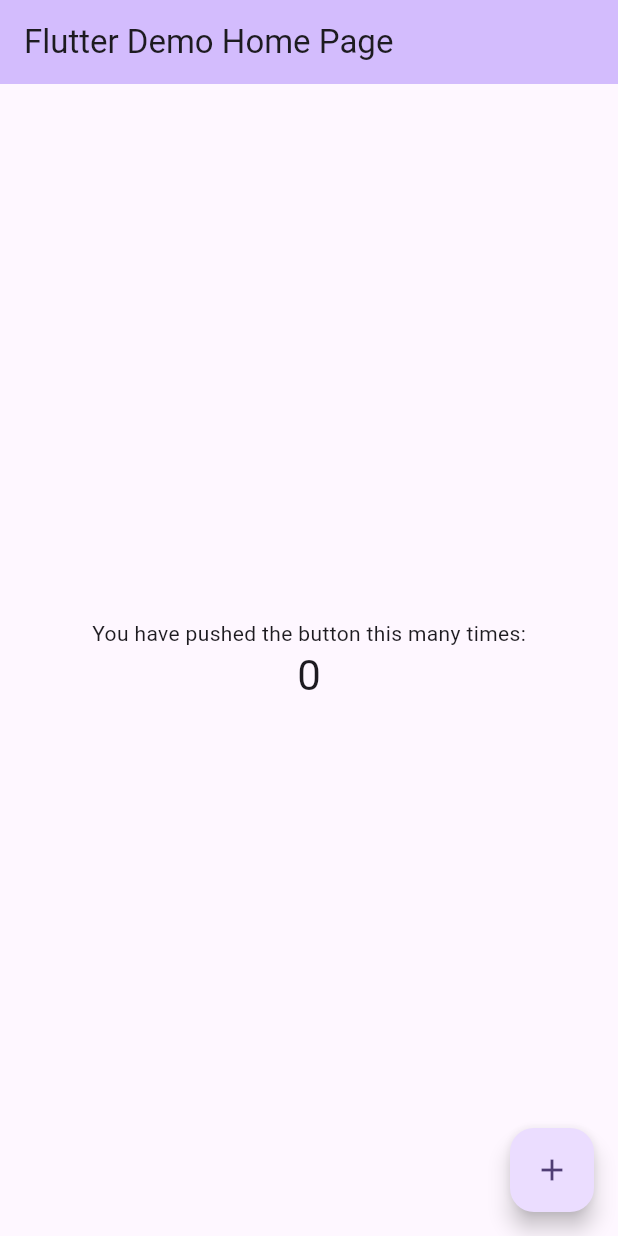
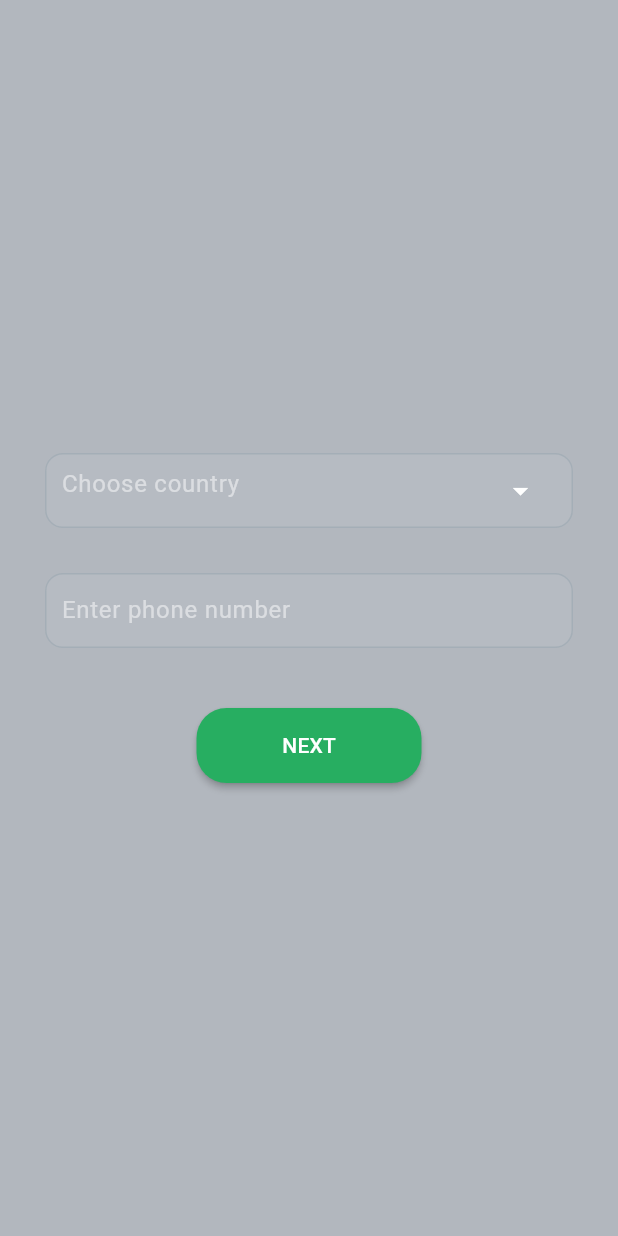
Before and after one commit to TalhaIL/CLUB_92, a Flutter app: the screen it shows after launch, on a phone screen of 412 x 824 dp. Run offline on Flutter 3.47's test engine with Material 3 defaults, Android fonts, the light colour scheme and no system bars; our stand-ins replace get.

Commit message:
First Three Pages completed

```diff
--- /dev/null
+++ b/lib/components/reusableWidgets/custom_button.dart
@@ -0,0 +1,29 @@
+import 'package:club_92/utils/const.dart';
+import 'package:flutter/material.dart';
+
+class CustomMaterialButton extends StatelessWidget {
+  final void Function()? onPress;
+  final String text;
+  const CustomMaterialButton({
+    super.key,
+    required this.onPress,
+    required this.text,
+  });
+
+  @override
+  Widget build(BuildContext context) {
+    return MaterialButton(
+      minWidth: 150,
+      height: 50,
+      shape: RoundedRectangleBorder(
+        borderRadius: BorderRadius.circular(20),
+      ),
+      color: greenColor,
+      onPressed: onPress,
+      child: Text(
+        text,
+        style: const TextStyle(color: Colors.white),
+      ),
+    );
+  }
+}
--- /dev/null
+++ b/lib/components/reusableWidgets/custom_textfield.dart
@@ -0,0 +1,48 @@
+import 'package:club_92/utils/const.dart';
+import 'package:flutter/material.dart';
+
+class CustomTextField extends StatelessWidget {
+  final String hintText;
+  final bool isReadOnly;
+  final bool? isEnabled;
+  final IconButton? icon;
+  const CustomTextField(
+      {super.key,
+      required this.hintText,
+      this.isEnabled,
+      this.isReadOnly = false,
+      this.icon});
+
+  @override
+  Widget build(BuildContext context) {
+    return Container(
+      height: 50,
+      decoration: BoxDecoration(
+        borderRadius: BorderRadius.circular(12),
+        color: textFieldColor,
+        border: Border.all(
+          color: Colors.blueGrey.withOpacity(
+            0.2,
+          ),
+          width: 1.0,
+        ),
+      ),
+      child: Padding(
+        padding: const EdgeInsets.symmetric(horizontal: 10),
+        child: TextFormField(
+          enabled: isEnabled,
+          readOnly: isReadOnly,
+          cursorColor: Colors.white,
+          decoration: InputDecoration(
+            hintText: hintText,
+            hintStyle: TextStyle(
+              color: Colors.white.withOpacity(0.5),
+            ),
+            border: InputBorder.none,
+            suffixIcon: icon,
+          ),
+        ),
+      ),
+    );
+  }
+}
--- a/lib/main.dart
+++ b/lib/main.dart
@@ -1,4 +1,7 @@
+import 'package:club_92/screens/choose_country.dart';
+import 'package:club_92/utils/const.dart';
 import 'package:flutter/material.dart';
+import 'package:get/get.dart';
 
 void main() {
   runApp(const MyApp());
@@ -7,120 +10,17 @@
 class MyApp extends StatelessWidget {
   const MyApp({super.key});
 
-  // This widget is the root of your application.
   @override
   Widget build(BuildContext context) {
-    return MaterialApp(
+    return GetMaterialApp(
+      darkTheme: ThemeData.dark(),
       debugShowCheckedModeBanner: false,
       title: 'Club 92',
       theme: ThemeData(
-        // This is the theme of your application.
-        //
-        // TRY THIS: Try running your application with "flutter run". You'll see
-        // the application has a purple toolbar. Then, without quitting the app,
-        // try changing the seedColor in the colorScheme below to Colors.green
-        // and then invoke "hot reload" (save your changes or press the "hot
-        // reload" button in a Flutter-supported IDE, or press "r" if you used
-        // the command line to start the app).
-        //
-        // Notice that the counter didn't reset back to zero; the application
-        // state is not lost during the reload. To reset the state, use hot
-        // restart instead.
-        //
-        // This works for code too, not just values: Most code changes can be
-        // tested with just a hot reload.
-        colorScheme: ColorScheme.fromSeed(seedColor: Colors.deepPurple),
+        scaffoldBackgroundColor: appColor,
         useMaterial3: true,
       ),
-      home: const MyHomePage(title: 'Flutter Demo Home Page'),
+      home: const ChooseCountry(),
     );
   }
 }
-
-class MyHomePage extends StatefulWidget {
-  const MyHomePage({super.key, required this.title});
-
-  // This widget is the home page of your application. It is stateful, meaning
-  // that it has a State object (defined below) that contains fields that affect
-  // how it looks.
-
-  // This class is the configuration for the state. It holds the values (in this
-  // case the title) provided by the parent (in this case the App widget) and
-  // used by the build method of the State. Fields in a Widget subclass are
-  // always marked "final".
-
-  final String title;
-
-  @override
-  State<MyHomePage> createState() => _MyHomePageState();
-}
-
-class _MyHomePageState extends State<MyHomePage> {
-  int _counter = 0;
-
-  void _incrementCounter() {
-    setState(() {
-      // This call to setState tells the Flutter framework that something has
-      // changed in this State, which causes it to rerun the build method below
-      // so that the display can reflect the updated values. If we changed
-      // _counter without calling setState(), then the build method would not be
-      // called again, and so nothing would appear to happen.
-      _counter++;
-    });
-  }
-
-  @override
-  Widget build(BuildContext context) {
-    // This method is rerun every time setState is called, for instance as done
-    // by the _incrementCounter method above.
-    //
-    // The Flutter framework has been optimized to make rerunning build methods
-    // fast, so that you can just rebuild anything that needs updating rather
-    // than having to individually change instances of widgets.
-    return Scaffold(
-      appBar: AppBar(
-        // TRY THIS: Try changing the color here to a specific color (to
-        // Colors.amber, perhaps?) and trigger a hot reload to see the AppBar
-        // change color while the other colors stay the same.
-        backgroundColor: Theme.of(context).colorScheme.inversePrimary,
-        // Here we take the value from the MyHomePage object that was created by
-        // the App.build method, and use it to set our appbar title.
-        title: Text(widget.title),
-      ),
-      body: Center(
-        // Center is a layout widget. It takes a single child and positions it
-        // in the middle of the parent.
-        child: Column(
-          // Column is also a layout widget. It takes a list of children and
-          // arranges them vertically. By default, it sizes itself to fit its
-          // children horizontally, and tries to be as tall as its parent.
-          //
-          // Column has various properties to control how it sizes itself and
-          // how it positions its children. Here we use mainAxisAlignment to
-          // center the children vertically; the main axis here is the vertical
-          // axis because Columns are vertical (the cross axis would be
-          // horizontal).
-          //
-          // TRY THIS: Invoke "debug painting" (choose the "Toggle Debug Paint"
-          // action in the IDE, or press "p" in the console), to see the
-          // wireframe for each widget.
-          mainAxisAlignment: MainAxisAlignment.center,
-          children: <Widget>[
-            const Text(
-              'You have pushed the button this many times:',
-            ),
-            Text(
-              '$_counter',
-              style: Theme.of(context).textTheme.headlineMedium,
-            ),
-          ],
-        ),
-      ),
-      floatingActionButton: FloatingActionButton(
-        onPressed: _incrementCounter,
-        tooltip: 'Increment',
-        child: const Icon(Icons.add),
-      ), // This trailing comma makes auto-formatting nicer for build methods.
-    );
-  }
-}
--- /dev/null
+++ b/lib/screens/choose_country.dart
@@ -0,0 +1,50 @@
+import 'package:club_92/components/reusableWidgets/custom_button.dart';
+import 'package:club_92/components/reusableWidgets/custom_textfield.dart';
+import 'package:club_92/screens/otp.dart';
+import 'package:flutter/material.dart';
+import 'package:get/get.dart';
+
+class ChooseCountry extends StatelessWidget {
+  const ChooseCountry({super.key});
+
+  @override
+  Widget build(BuildContext context) {
+    return Scaffold(
+      body: Padding(
+        padding: const EdgeInsets.symmetric(horizontal: 30.0),
+        child: Column(
+          mainAxisAlignment: MainAxisAlignment.center,
+          children: [
+            CustomTextField(
+              hintText: 'Choose country',
+              isEnabled: false,
+              isReadOnly: true,
+              icon: IconButton(
+                onPressed: () {},
+                icon: const Icon(Icons.arrow_drop_down),
+                color: Colors.white,
+              ),
+            ),
+            const SizedBox(
+              height: 30,
+            ),
+            const CustomTextField(
+              hintText: 'Enter phone number',
+            ),
+            const SizedBox(
+              height: 40,
+            ),
+            CustomMaterialButton(
+              onPress: () {
+                Get.to(
+                  const OtpScreen(),
+                );
+              },
+              text: 'NEXT',
+            )
+          ],
+        ),
+      ),
+    );
+  }
+}
--- /dev/null
+++ b/lib/utils/const.dart
@@ -0,0 +1,5 @@
+import 'package:flutter/material.dart';
+
+Color textFieldColor = Colors.white10.withOpacity(0.05);
+Color appColor = const Color.fromRGBO(35, 48, 68, 0.35);
+Color greenColor = const Color.fromRGBO(39, 174, 97, 1);
--- a/pubspec.yaml
+++ b/pubspec.yaml
@@ -35,6 +35,7 @@ dependencies:
   # The following adds the Cupertino Icons font to your application.
   # Use with the CupertinoIcons class for iOS style icons.
   cupertino_icons: ^1.0.2
+  get: ^4.6.6
 
 dev_dependencies:
   flutter_test:
@@ -45,7 +46,7 @@ dev_dependencies:
   # activated in the `analysis_options.yaml` file located at the root of your
   # package. See that file for information about deactivating specific lint
   # rules and activating additional ones.
-  flutter_lints: ^2.0.0
+  flutter_lints: ^3.0.1
 
 # For information on the generic Dart part of this file, see the
 # following page: https://dart.dev/tools/pub/pubspec
```
Also changed, not shown: lib/screens/add_username.dart (added, +101 -0 lines), lib/screens/otp.dart (added, +83 -0 lines), lib/screens/speakers_list.dart (added, +53 -0 lines), pubspec.lock.
